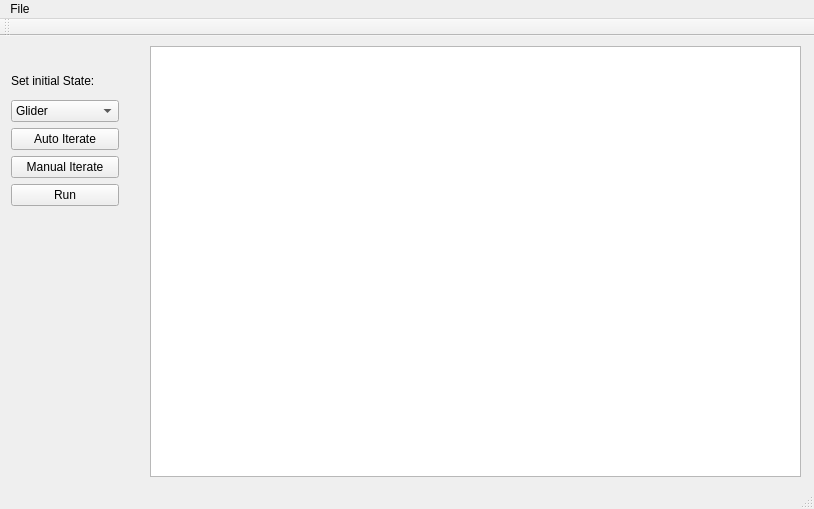
This is mainwindow.ui in oysmal/GameOfLife as Qt 5 draws it before an edit. The edited form follows.
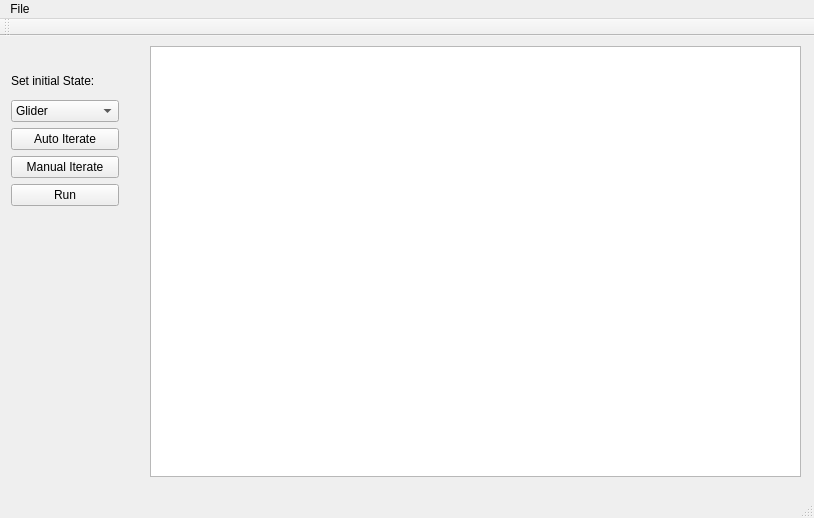
This is the edited form.

Commit message: Connected to gameoflife

```diff
--- a/mainwindow.ui
+++ b/mainwindow.ui
@@ -7,7 +7,7 @@
     <x>0</x>
     <y>0</y>
     <width>814</width>
-    <height>509</height>
+    <height>518</height>
    </rect>
   </property>
   <property name="windowTitle">
```
Left out of the diff: 16 changed lines with no effect on the pictures. The commit also changes 2 other files.
